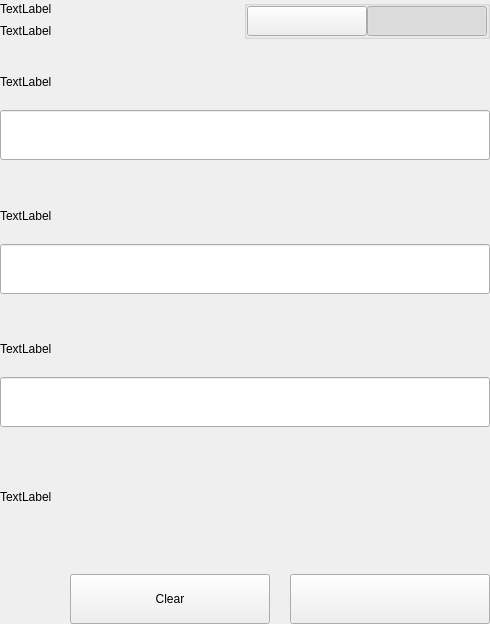
Old version of the form src/qt/pny/settings/forms/settingsbittoolwidget.ui in the repository decenomy/PNY.
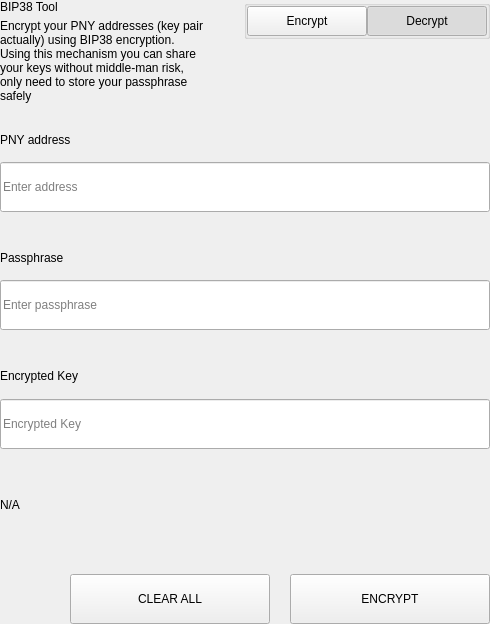
New version of the form.

What changed in the file:
```diff
--- a/src/qt/pny/settings/forms/settingsbittoolwidget.ui
+++ b/src/qt/pny/settings/forms/settingsbittoolwidget.ui
@@ -62,14 +62,15 @@
             <item>
              <widget class="QLabel" name="labelTitle">
               <property name="text">
-               <string>TextLabel</string>
+               <string>BIP38 Tool</string>
               </property>
              </widget>
             </item>
             <item>
              <widget class="QLabel" name="labelSubtitle1">
               <property name="text">
-               <string>TextLabel</string>
+               <string>Encrypt your PNY addresses (key pair actually) using BIP38 encryption.
+Using this mechanism you can share your keys without middle-man risk, only need to store your passphrase safely</string>
               </property>
               <property name="wordWrap">
                <bool>true</bool>
@@ -133,7 +134,7 @@
                 <enum>Qt::NoFocus</enum>
                </property>
                <property name="text">
-                <string/>
+                <string>Encrypt</string>
                </property>
                <property name="checkable">
                 <bool>true</bool>
@@ -161,7 +162,7 @@
                 <enum>Qt::NoFocus</enum>
                </property>
                <property name="text">
-                <string/>
+                <string>Decrypt</string>
                </property>
                <property name="checkable">
                 <bool>true</bool>
@@ -647,7 +648,7 @@
                   </size>
                  </property>
                  <property name="text">
-                  <string>TextLabel</string>
+                  <string>PNY address</string>
                  </property>
                 </widget>
                </item>
@@ -659,6 +660,9 @@
                    <height>50</height>
                   </size>
                  </property>
+                 <property name="placeholderText">
+                  <string>Enter address</string>
+                 </property>
                 </widget>
                </item>
               </layout>
@@ -718,7 +722,7 @@
                     </size>
                    </property>
                    <property name="text">
-                    <string>TextLabel</string>
+                    <string>Passphrase</string>
                    </property>
                   </widget>
                  </item>
@@ -736,6 +740,9 @@
                      <height>50</height>
                     </size>
                    </property>
+                   <property name="placeholderText">
+                    <string>Enter passphrase</string>
+                   </property>
                   </widget>
                  </item>
                 </layout>
@@ -801,7 +808,7 @@
                   </size>
                  </property>
                  <property name="text">
-                  <string>TextLabel</string>
+                  <string>Encrypted Key</string>
                  </property>
                 </widget>
                </item>
@@ -813,6 +820,9 @@
                    <height>50</height>
                   </size>
                  </property>
+                 <property name="placeholderText">
+                  <string>Encrypted Key</string>
+                 </property>
                 </widget>
                </item>
               </layout>
@@ -821,7 +831,7 @@
             <item>
              <widget class="QLabel" name="statusLabel_ENC">
               <property name="text">
-               <string>TextLabel</string>
+               <string notr="true">N/A</string>
               </property>
              </widget>
             </item>
@@ -874,7 +884,7 @@
                  <enum>Qt::NoFocus</enum>
                 </property>
                 <property name="text">
-                 <string>Clear</string>
+                 <string>CLEAR ALL</string>
                 </property>
                </widget>
               </item>
@@ -912,7 +922,7 @@
                  <enum>Qt::NoFocus</enum>
                 </property>
                 <property name="text">
-                 <string/>
+                 <string>ENCRYPT</string>
                 </property>
                </widget>
               </item>
```
Left out of the diff: 19 changed lines with no effect on the pictures.
